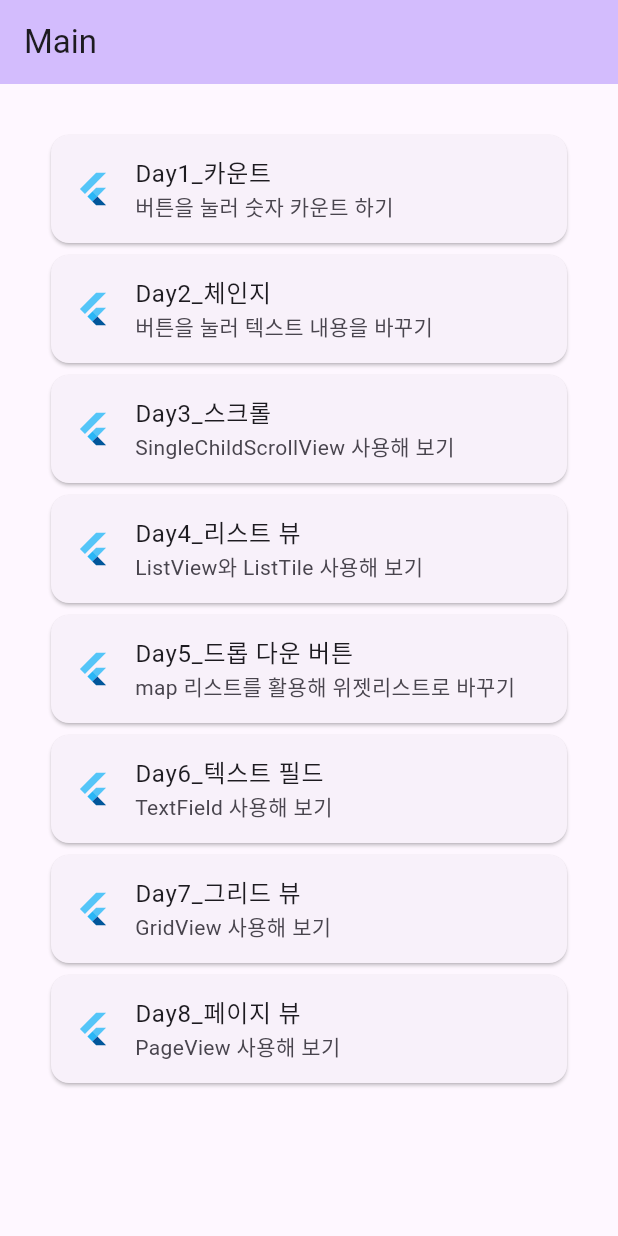
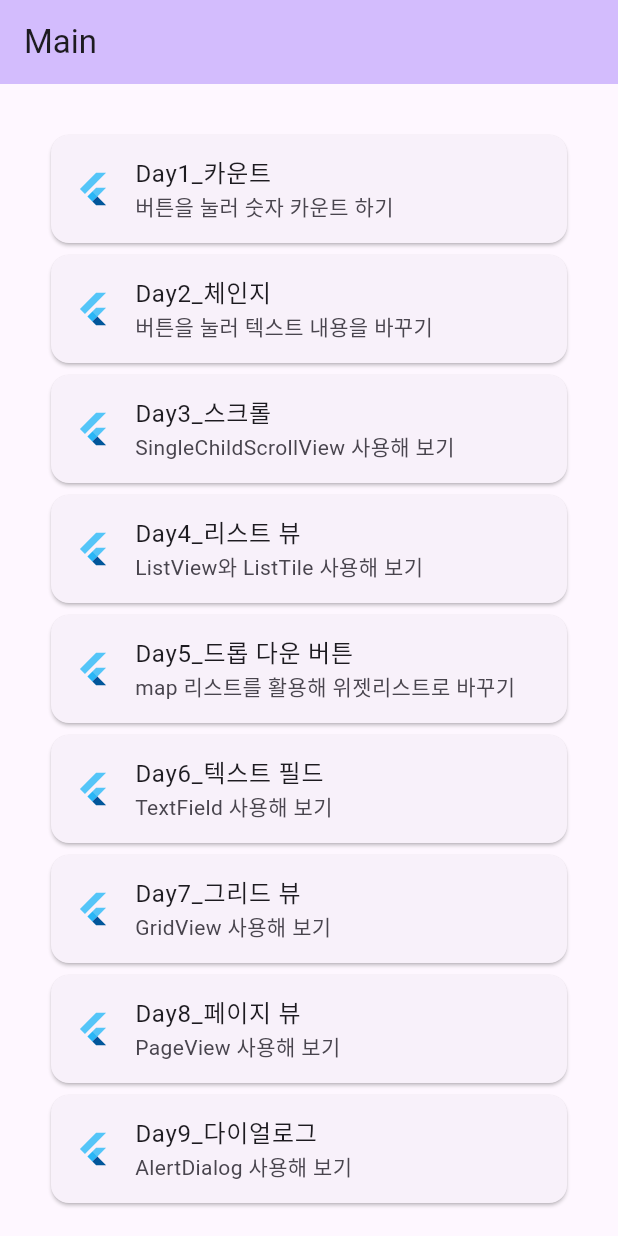
Before and after one commit to junselee42/flutter_study, a Flutter app: the screen it shows after launch, on a phone screen of 412 x 824 dp. Run offline on Flutter 3.47's test engine with Material 2 defaults, Android fonts, the phone set to English and light mode, and no system bars.

Commit message:
update: updated ex08 -Alert Dialog 적용

```diff
--- a/lib/main.dart
+++ b/lib/main.dart
@@ -142,6 +142,17 @@ class _MyHomePageState extends State<MyHomePage> {
                 Navigator.of(context).pushNamed('/eighth');
               },
             ),
+          ),
+          Card(
+            child: ListTile(
+              leading: const FlutterLogo(),
+              title: const Text('Day9_다이얼로그'),
+              subtitle: const Text('AlertDialog 사용해 보기'),
+              hoverColor: Colors.purple,
+              onTap: () {
+                Navigator.of(context).pushNamed('/ninth');
+              },
+            ),
           )
         ],
       ),
--- a/lib/router/router.dart
+++ b/lib/router/router.dart
@@ -8,6 +8,7 @@ import 'package:flutter00/router/pages/five.dart';
 import 'package:flutter00/router/pages/six.dart';
 import 'package:flutter00/router/pages/seven.dart';
 import 'package:flutter00/router/pages/eight.dart';
+import 'package:flutter00/router/pages/nine.dart';
 
 final routes = {
   '/': (BuildContext context) => const MyHomePage(title: "Main"),
@@ -19,4 +20,5 @@ final routes = {
   '/sixth': (BuildContext context) => const SixPage(),
   '/seventh': (BuildContext context) => const SevenPage(),
   '/eighth': (BuildContext context) => const EightPage(),
+  '/ninth': (BuildContext context) => const NinePage(),
 };
```
Also changed, not shown: lib/router/pages/nine.dart (added, +55 -0 lines).
